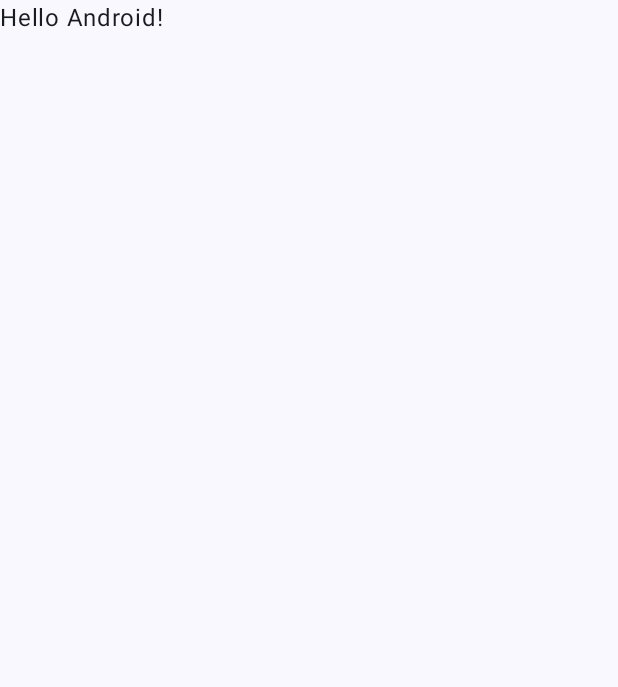
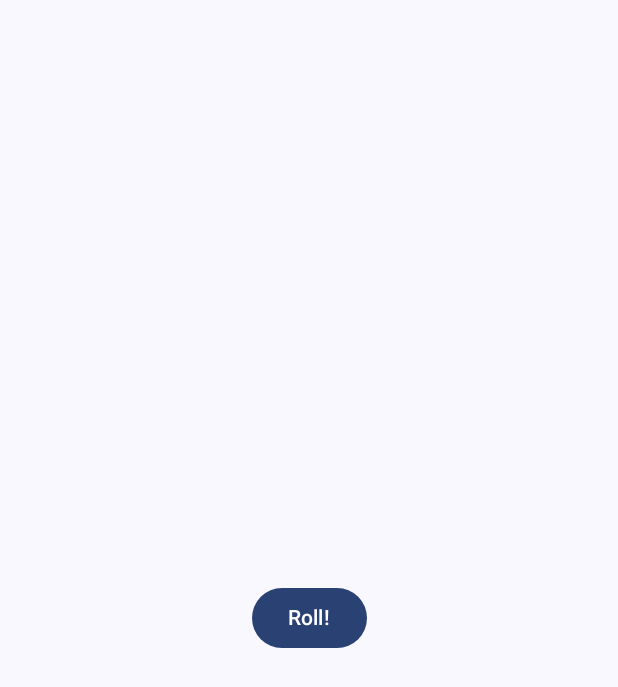
Before and after one commit to ArcaneNibble/native-platform-experiments, an Android app built with Jetpack Compose: the screen it shows after launch (MainActivity), on a phone screen of 412 x 824 dp. Before the commit the part shown is almost empty. Shown: the top 687 px of the screen. Run offline under Robolectric (Android 15) with nearby library versions, the phone set to English and light mode, and no system bars.

Commit message:
Implement bare minimum dice functionality

```diff
--- a/07_android/app/src/main/java/com/arcanenibble/demodice/MainActivity.kt
+++ b/07_android/app/src/main/java/com/arcanenibble/demodice/MainActivity.kt
@@ -4,12 +4,21 @@ import android.os.Bundle
 import androidx.activity.ComponentActivity
 import androidx.activity.compose.setContent
 import androidx.activity.enableEdgeToEdge
+import androidx.compose.foundation.layout.Arrangement
+import androidx.compose.foundation.layout.Column
 import androidx.compose.foundation.layout.fillMaxSize
 import androidx.compose.foundation.layout.padding
+import androidx.compose.material3.Button
 import androidx.compose.material3.Scaffold
 import androidx.compose.material3.Text
 import androidx.compose.runtime.Composable
+import androidx.compose.runtime.mutableStateOf
+import androidx.compose.runtime.remember
+import androidx.compose.runtime.getValue
+import androidx.compose.runtime.setValue
+import androidx.compose.ui.Alignment
 import androidx.compose.ui.Modifier
+import androidx.compose.ui.res.stringResource
 import androidx.compose.ui.tooling.preview.Preview
 import com.arcanenibble.demodice.ui.theme.DemoDiceTheme
 
@@ -19,11 +28,10 @@ class MainActivity : ComponentActivity() {
         enableEdgeToEdge()
         setContent {
             DemoDiceTheme {
-                Scaffold(modifier = Modifier.fillMaxSize()) { innerPadding ->
-                    Greeting(
-                        name = "Android",
-                        modifier = Modifier.padding(innerPadding)
-                    )
+                Scaffold(
+                    modifier = Modifier.fillMaxSize()
+                ) { innerPadding ->
+                    DiceApp(modifier = Modifier.padding(innerPadding))
                 }
             }
         }
@@ -31,17 +39,33 @@ class MainActivity : ComponentActivity() {
 }
 
 @Composable
-fun Greeting(name: String, modifier: Modifier = Modifier) {
-    Text(
-        text = "Hello $name!",
-        modifier = modifier
-    )
+fun DiceApp(modifier: Modifier = Modifier) {
+    var diceRoll by remember { mutableStateOf(0) }
+
+    Column(
+        modifier = modifier.fillMaxSize(),
+        horizontalAlignment = Alignment.CenterHorizontally,
+        verticalArrangement = Arrangement.Center
+    ) {
+        Button(
+            onClick = {
+                diceRoll = (1..20).random()
+            }
+        ) {
+            Text(
+                if (diceRoll == 0) {
+                    stringResource((R.string.roll))
+                } else {
+                    diceRoll.toString()
+                }
+            )
+        }
+    }
 }
-
 @Preview(showBackground = true)
 @Composable
-fun GreetingPreview() {
+fun DiceAppPreview() {
     DemoDiceTheme {
-        Greeting("Android")
+        DiceApp()
     }
 }
--- a/07_android/app/src/main/res/values/strings.xml
+++ b/07_android/app/src/main/res/values/strings.xml
@@ -1,3 +1,4 @@
 <resources>
     <string name="app_name">Demo Dice</string>
+    <string name="roll">Roll!</string>
 </resources>
```
